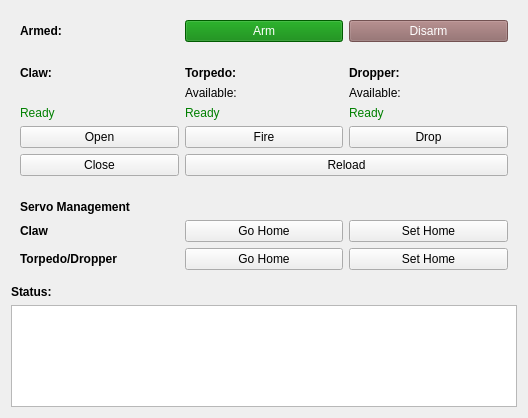
Before: the Qt Designer form riptide_rviz/riptide_rviz/src/Actuators.ui in osu-uwrt/riptide_gui, drawn with Qt 5.
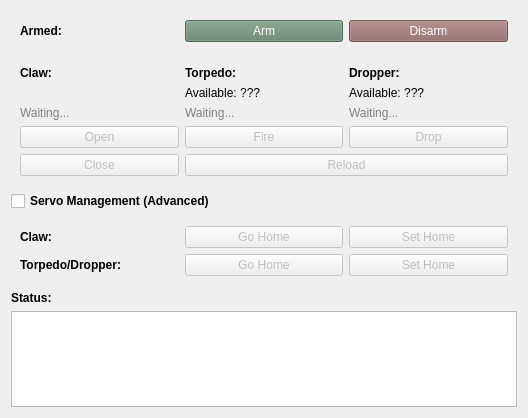
After: the same form once the commit is applied.

What changed in the file:
```diff
--- a/riptide_rviz/riptide_rviz/src/Actuators.ui
+++ b/riptide_rviz/riptide_rviz/src/Actuators.ui
@@ -29,6 +29,9 @@
       </item>
       <item row="0" column="1">
        <widget class="QPushButton" name="ctrlArm">
+        <property name="enabled">
+         <bool>false</bool>
+        </property>
         <property name="styleSheet">
          <string notr="true">QPushButton {color: white; background: green;}
 QPushButton:!enabled{color: white; background: rgb(100, 130, 110);}</string>
@@ -62,15 +65,18 @@
       <item row="4" column="1">
        <widget class="QLabel" name="lblTorpedoReady">
         <property name="styleSheet">
-         <string notr="true">color:green</string>
+         <string notr="true">color: gray</string>
         </property>
         <property name="text">
-         <string>Ready</string>
+         <string>Waiting...</string>
         </property>
        </widget>
       </item>
       <item row="7" column="0">
        <widget class="QPushButton" name="ctrlOpenClaw">
+        <property name="enabled">
+         <bool>false</bool>
+        </property>
         <property name="text">
          <string>Open</string>
         </property>
@@ -78,6 +84,9 @@
       </item>
       <item row="7" column="1">
        <widget class="QPushButton" name="ctrlFireTorpedo">
+        <property name="enabled">
+         <bool>false</bool>
+        </property>
         <property name="text">
          <string>Fire</string>
         </property>
@@ -85,6 +94,9 @@
       </item>
       <item row="8" column="0">
        <widget class="QPushButton" name="ctrlCloseClaw">
+        <property name="enabled">
+         <bool>false</bool>
+        </property>
         <property name="text">
          <string>Close</string>
         </property>
@@ -93,7 +105,7 @@
       <item row="3" column="2">
        <widget class="QLabel" name="lblDropperAvailable">
         <property name="text">
-         <string>Available: </string>
+         <string>Available: ???</string>
         </property>
        </widget>
       </item>
@@ -110,15 +122,18 @@
       <item row="4" column="2">
        <widget class="QLabel" name="lblDropperReady">
         <property name="styleSheet">
-         <string notr="true">color:green</string>
+         <string notr="true">color: gray</string>
         </property>
         <property name="text">
-         <string>Ready</string>
+         <string>Waiting...</string>
         </property>
        </widget>
       </item>
       <item row="7" column="2">
        <widget class="QPushButton" name="ctrlDropMarker">
+        <property name="enabled">
+         <bool>false</bool>
+        </property>
         <property name="text">
          <string>Drop</string>
         </property>
@@ -127,17 +142,17 @@
       <item row="4" column="0">
        <widget class="QLabel" name="lblClawReady">
         <property name="styleSheet">
-         <string notr="true">color: green</string>
+         <string notr="true">color:gray</string>
         </property>
         <property name="text">
-         <string>Ready</string>
+         <string>Waiting...</string>
         </property>
        </widget>
       </item>
       <item row="3" column="1">
        <widget class="QLabel" name="lblTorpAvailable">
         <property name="text">
-         <string>Available: </string>
+         <string>Available: ???</string>
         </property>
        </widget>
       </item>
@@ -163,6 +178,9 @@
       </item>
       <item row="8" column="1" colspan="2">
        <widget class="QPushButton" name="ctrlReload">
+        <property name="enabled">
+         <bool>false</bool>
+        </property>
         <property name="text">
          <string>Reload</string>
         </property>
@@ -172,63 +190,81 @@
     </widget>
    </item>
    <item>
-    <widget class="QWidget" name="widget_2" native="true">
+    <widget class="QCheckBox" name="servoMgmtTitle">
+     <property name="styleSheet">
+      <string notr="true">font-weight: bold;</string>
+     </property>
+     <property name="text">
+      <string>Servo Management (Advanced)</string>
+     </property>
+    </widget>
+   </item>
+   <item>
+    <widget class="QWidget" name="servoMgmtGroup" native="true">
+     <property name="toolTip">
+      <string/>
+     </property>
+     <property name="visible">
+      <bool>false</bool>
+     </property>
      <layout class="QGridLayout" name="gridLayout_2">
-      <item row="2" column="2">
+      <item row="1" column="2">
        <widget class="QPushButton" name="ctrlTorpSetHome">
+        <property name="enabled">
+         <bool>false</bool>
+        </property>
         <property name="text">
          <string>Set Home</string>
         </property>
        </widget>
       </item>
-      <item row="1" column="1">
+      <item row="0" column="1">
        <widget class="QPushButton" name="ctrlClawGoHome">
+        <property name="enabled">
+         <bool>false</bool>
+        </property>
         <property name="text">
          <string>Go Home</string>
         </property>
        </widget>
       </item>
       <item row="1" column="0">
-       <widget class="QLabel" name="label_7">
-        <property name="styleSheet">
-         <string notr="true">font-weight: bold</string>
-        </property>
-        <property name="text">
-         <string>Claw</string>
-        </property>
-       </widget>
-      </item>
-      <item row="2" column="1">
-       <widget class="QPushButton" name="ctrlTorpGoHome">
-        <property name="text">
-         <string>Go Home</string>
-        </property>
-       </widget>
-      </item>
-      <item row="2" column="0">
        <widget class="QLabel" name="label_8">
         <property name="styleSheet">
          <string notr="true">font-weight: bold</string>
         </property>
         <property name="text">
-         <string>Torpedo/Dropper</string>
+         <string>Torpedo/Dropper:</string>
         </property>
        </widget>
       </item>
-      <item row="1" column="2">
+      <item row="0" column="2">
        <widget class="QPushButton" name="ctrlClawSetHome">
+        <property name="enabled">
+         <bool>false</bool>
+        </property>
         <property name="text">
          <string>Set Home</string>
         </property>
        </widget>
       </item>
-      <item row="0" column="0" colspan="3">
-       <widget class="QLabel" name="label_9">
+      <item row="0" column="0">
+       <widget class="QLabel" name="label_7">
         <property name="styleSheet">
          <string notr="true">font-weight: bold</string>
         </property>
         <property name="text">
-         <string>Servo Management</string>
+         <string>Claw:</string>
+        </property>
+       </widget>
+      </item>
+      <item row="1" column="1">
+       <widget class="QPushButton" name="ctrlTorpGoHome">
+        <property name="enabled">
+         <bool>false</bool>
+        </property>
+        <property name="text">
+         <string>Go Home</string>
         </property>
        </widget>
       </item>
```
Left out of the diff: 19 changed lines with no effect on the pictures.
